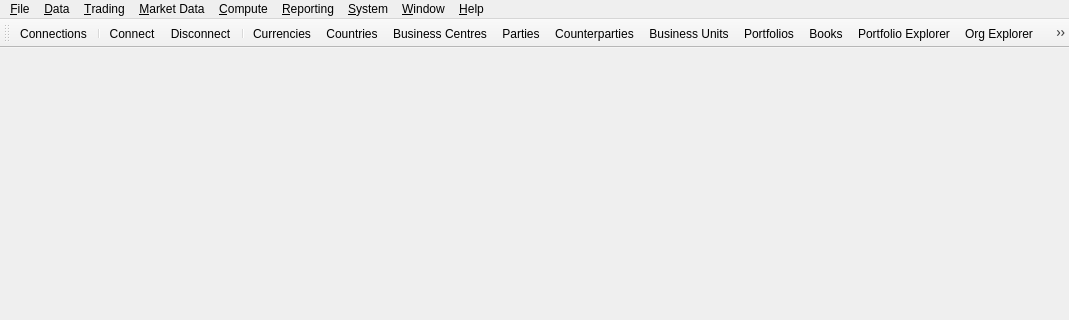
Old version of the form projects/ores.qt/ui/MainWindow.ui in the repository OreStudio/OreStudio; both pictures show x 0 to 1069 and y 0 to 320 of the 1069 by 672 pixel window.
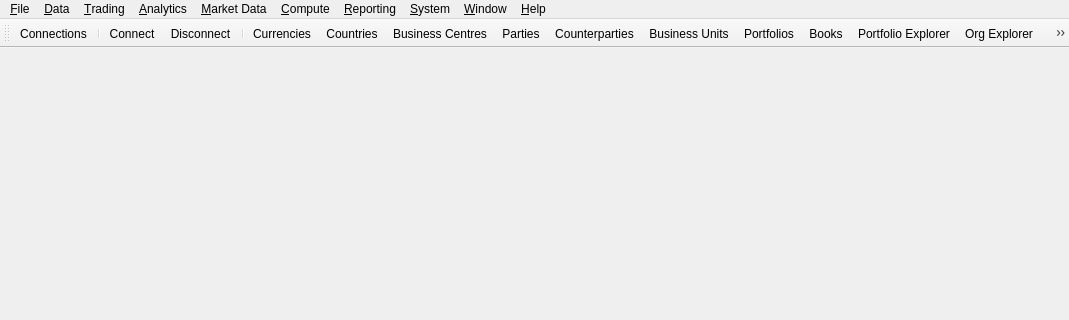
New version of the form.

Commit message: [analytics][qt] Add Analytics CRUD UI and fix performed_by in domain structs

Patch:
```diff
--- a/projects/ores.qt/ui/MainWindow.ui
+++ b/projects/ores.qt/ui/MainWindow.ui
@@ -140,6 +140,16 @@
     <addaction name="separator"/>
     <addaction name="ActionImportOreData"/>
    </widget>
+   <widget class="QMenu" name="menuAnalytics">
+    <property name="title">
+     <string>&amp;Analytics</string>
+    </property>
+    <addaction name="ActionPricingEngineTypes"/>
+    <addaction name="separator"/>
+    <addaction name="ActionPricingModelConfigs"/>
+    <addaction name="ActionPricingModelProducts"/>
+    <addaction name="ActionPricingModelProductParameters"/>
+   </widget>
    <widget class="QMenu" name="menuReporting">
     <property name="title">
      <string>&amp;Reporting</string>
@@ -240,6 +250,7 @@
    <addaction name="menuFile"/>
    <addaction name="menuData"/>
    <addaction name="menuTrading"/>
+   <addaction name="menuAnalytics"/>
    <addaction name="menuMarketData"/>
    <addaction name="menuCompute"/>
    <addaction name="menuReporting"/>
```
Left out of the diff: 32 changed lines with no effect on the pictures. The commit also changes 75 other files.
